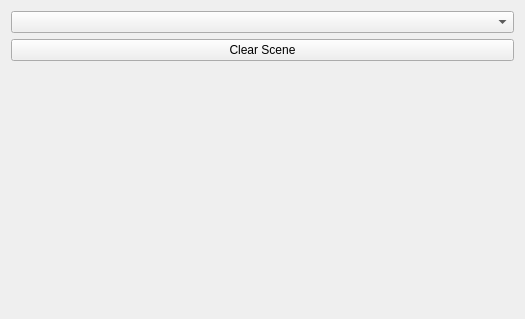
rosmed/slicer_ros2_module, file Resources/UI/qSlicerRos2ModuleWidget.ui: the form before one commit.
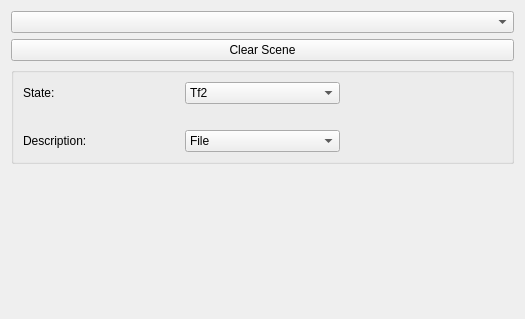
The form after the commit. Custom widgets are drawn as their Qt base class.

Commit message: Added Ui template and dynamic QtLabel change as an example.

```diff
--- a/Resources/UI/qSlicerRos2ModuleWidget.ui
+++ b/Resources/UI/qSlicerRos2ModuleWidget.ui
@@ -24,6 +24,71 @@
      </property>
     </widget>
    </item>
+   <item>
+    <widget class="QGroupBox" name="groupBox">
+     <property name="title">
+      <string/>
+     </property>
+     <layout class="QGridLayout" name="gridLayout">
+      <item row="0" column="0">
+       <widget class="QLabel" name="stateLabel">
+        <property name="text">
+         <string>State:</string>
+        </property>
+       </widget>
+      </item>
+      <item row="0" column="1">
+       <widget class="QComboBox" name="stateSelectionComboBox">
+        <item>
+         <property name="text">
+          <string>Tf2</string>
+         </property>
+        </item>
+        <item>
+         <property name="text">
+          <string>Topic</string>
+         </property>
+        </item>
+       </widget>
+      </item>
+      <item row="2" column="1">
+       <widget class="QComboBox" name="descriptionSelectionComboBox">
+        <item>
+         <property name="text">
+          <string>File</string>
+         </property>
+        </item>
+        <item>
+         <property name="text">
+          <string>Param</string>
+         </property>
+        </item>
+       </widget>
+      </item>
+      <item row="2" column="2">
+       <widget class="QLabel" name="descriptionWidgetArea">
+        <property name="text">
+         <string/>
+        </property>
+       </widget>
+      </item>
+      <item row="2" column="0">
+       <widget class="QLabel" name="descriptionLabel">
+        <property name="text">
+         <string>Description:</string>
+        </property>
+       </widget>
+      </item>
+      <item row="1" column="0" colspan="3">
+       <widget class="QLabel" name="stateWidgetArea">
+        <property name="text">
+         <string/>
+        </property>
+       </widget>
+      </item>
+     </layout>
+    </widget>
+   </item>
    <item>
     <spacer name="verticalSpacer">
      <property name="orientation">
```
The commit also changes 2 other files.
